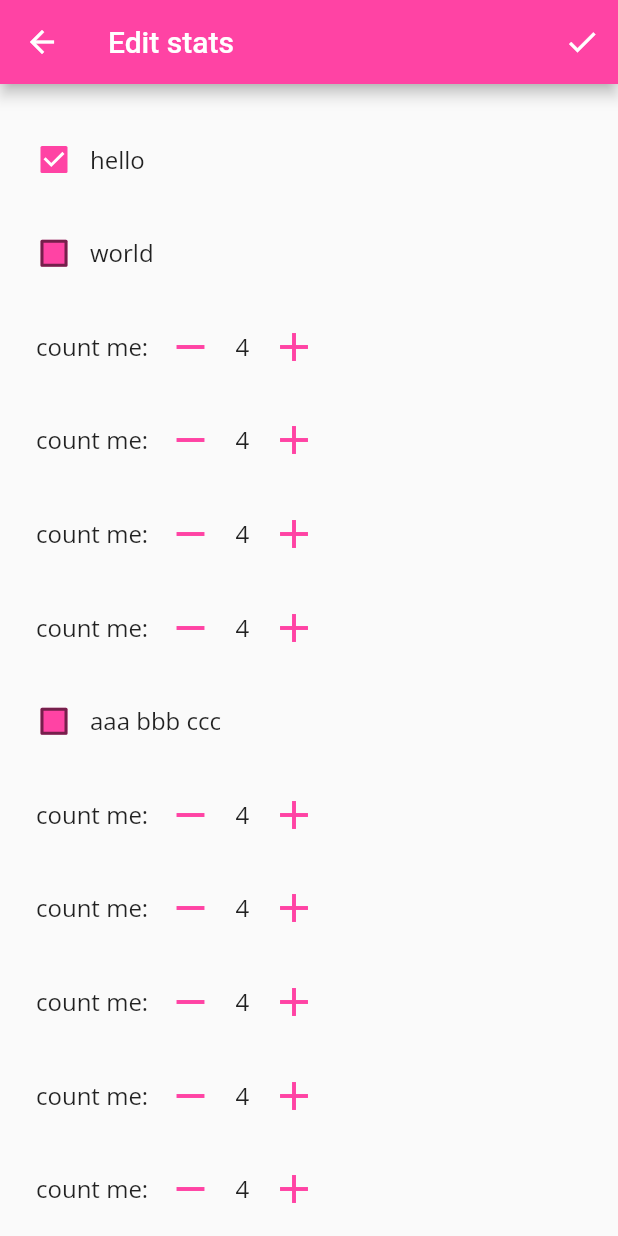
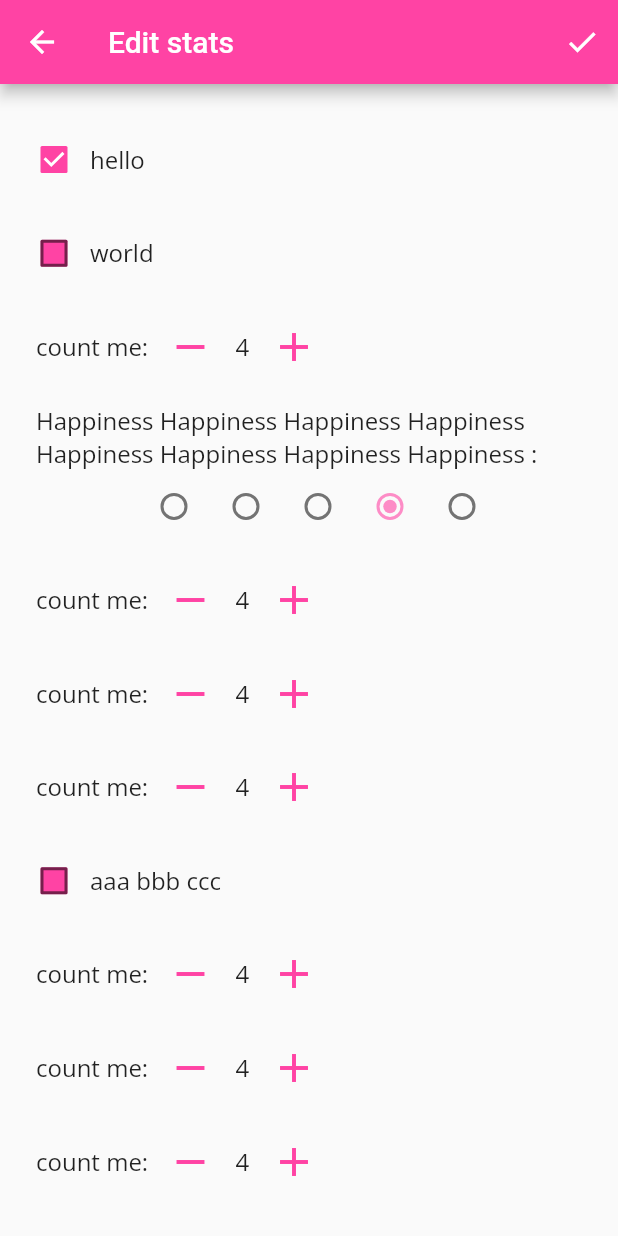
Before and after one commit to artemkv/measureyourlife, a Flutter app: the screen it shows once a user with an empty profile is signed in, after a tap on the "edit" icon, on a phone screen of 412 x 824 dp. Run offline on Flutter 3.47's test engine with Material 2 defaults, Android fonts, the phone set to English and light mode, and no system bars; our stand-ins replace firebase_auth, firebase_core, google_fonts, google_sign_in; accounts and stored records are empty.

Commit message:
evaluation metric

```diff
--- a/lib/commands.dart
+++ b/lib/commands.dart
@@ -117,6 +117,8 @@ class LoadDayStats implements Command {
         "id1": const BooleanMetric("id1", "hello"),
         "id2": const BooleanMetric("id2", "world"),
         "id21": const BooleanMetric("id21", "aaa bbb ccc"),
+        "id400": const EvaluationMetric("id400",
+            "Happiness Happiness Happiness Happiness Happiness Happiness Happiness Happiness "),
         "id3": const CounterMetric("id3", "count me"),
         "id31": const CounterMetric("id31", "count me"),
         "id32": const CounterMetric("id32", "count me"),
@@ -142,6 +144,7 @@ class LoadDayStats implements Command {
         const BooleanMetricValue("id1", true),
         const BooleanMetricValue("id2", false),
         const CounterMetricValue("id3", 4),
+        const EvaluationMetricValue("id400", 4),
         const CounterMetricValue("id31", 4),
         const CounterMetricValue("id32", 4),
         const CounterMetricValue("id33", 4),
--- a/lib/custom_components.dart
+++ b/lib/custom_components.dart
@@ -120,6 +120,22 @@ class _DayStatsEditorState extends State<DayStatsEditor> {
       } else {
         return const Text("unknown metric");
       }
+    } else if (metricValue is EvaluationMetricValue) {
+      if (metric is EvaluationMetric) {
+        return evalAnswer(metric.text, metricValue.val, (value) {
+          setState(() {
+            _metricValues = _metricValues.map((m) {
+              if (m.id == metricValue.id) {
+                return EvaluationMetricValue(m.id, value);
+              } else {
+                return m;
+              }
+            }).toList();
+          });
+        });
+      } else {
+        return const Text("unknown metric");
+      }
     } else {
       return const Text("unknown metric");
     }
@@ -162,3 +178,87 @@ class _DayStatsEditorState extends State<DayStatsEditor> {
     );
   }
 }
+
+class Evaluator extends StatefulWidget {
+  final int value;
+  final void Function(int value) onChanged;
+
+  const Evaluator({super.key, required this.value, required this.onChanged});
+
+  @override
+  State<Evaluator> createState() => _EvaluatorState();
+}
+
+class _EvaluatorState extends State<Evaluator> {
+  int? _val = -1;
+
+  @override
+  void initState() {
+    super.initState();
+    _val = widget.value;
+  }
+
+  @override
+  Widget build(BuildContext context) {
+    return Row(
+      mainAxisAlignment: MainAxisAlignment.center,
+      children: [
+        Radio<int>(
+            value: 1,
+            groupValue: _val,
+            onChanged: (val) {
+              setState(() {
+                _val = val;
+              });
+              if (val != null) {
+                widget.onChanged(val);
+              }
+            }),
+        Radio<int>(
+            value: 2,
+            groupValue: _val,
+            onChanged: (val) {
+              setState(() {
+                _val = val;
+              });
+              if (val != null) {
+                widget.onChanged(val);
+              }
+            }),
+        Radio<int>(
+            value: 3,
+            groupValue: _val,
+            onChanged: (val) {
+              setState(() {
+                _val = val;
+              });
+              if (val != null) {
+                widget.onChanged(val);
+              }
+            }),
+        Radio<int>(
+            value: 4,
+            groupValue: _val,
+            onChanged: (val) {
+              setState(() {
+                _val = val;
+              });
+              if (val != null) {
+                widget.onChanged(val);
+              }
+            }),
+        Radio<int>(
+            value: 5,
+            groupValue: _val,
+            onChanged: (val) {
+              setState(() {
+                _val = val;
+              });
+              if (val != null) {
+                widget.onChanged(val);
+              }
+            }),
+      ],
+    );
+  }
+}
--- a/lib/domain.dart
+++ b/lib/domain.dart
@@ -23,6 +23,13 @@ class CounterMetric extends Metric {
 }
 
 @immutable
+class EvaluationMetric extends Metric {
+  final String t = "v";
+
+  const EvaluationMetric(String id, String text) : super(id, text);
+}
+
+@immutable
 abstract class MetricValue {
   final String id;
 
@@ -31,7 +38,6 @@ abstract class MetricValue {
 
 @immutable
 class BooleanMetricValue extends MetricValue {
-  final String t = "b";
   final bool val;
 
   const BooleanMetricValue(String id, this.val) : super(id);
@@ -39,8 +45,14 @@ class BooleanMetricValue extends MetricValue {
 
 @immutable
 class CounterMetricValue extends MetricValue {
-  final String t = "c";
   final int val;
 
   const CounterMetricValue(String id, this.val) : super(id);
 }
+
+@immutable
+class EvaluationMetricValue extends MetricValue {
+  final int val;
+
+  const EvaluationMetricValue(String id, this.val) : super(id);
+}
--- a/lib/view.dart
+++ b/lib/view.dart
@@ -1,3 +1,5 @@
+import 'dart:ffi';
+
 import 'package:flutter/material.dart';
 import 'package:google_fonts/google_fonts.dart';
 import 'package:measureyourlife/theme.dart';
@@ -342,6 +344,12 @@ Widget toAnswerView(Metric? metric, MetricValue metricValue) {
     } else {
       return const Text("unknown metric");
     }
+  } else if (metricValue is EvaluationMetricValue) {
+    if (metric is EvaluationMetric) {
+      return evalAnswerView(metric.text, metricValue.val);
+    } else {
+      return const Text("unknown metric");
+    }
   } else {
     return const Text("unknown metric");
   }
@@ -465,6 +473,49 @@ Widget countAnswer(String text, int value, void Function(int value) onChanged) {
       ]));
 }
 
+Widget evalAnswerView(String text, int value) {
+  return Padding(
+      padding:
+          const EdgeInsets.only(top: TEXT_PADDING * 1.2, left: TEXT_PADDING),
+      child: Column(crossAxisAlignment: CrossAxisAlignment.start, children: [
+        Text(
+          "$text: ",
+          style: GoogleFonts.openSans(
+              textStyle: const TextStyle(fontSize: TEXT_FONT_SIZE)),
+        ),
+        Padding(
+            padding: const EdgeInsets.only(
+                left: TEXT_PADDING / 2, right: TEXT_PADDING / 2),
+            child: Row(
+              mainAxisAlignment: MainAxisAlignment.center,
+              children: [
+                Radio<int>(value: 1, groupValue: value, onChanged: (val) {}),
+                Radio<int>(value: 2, groupValue: value, onChanged: (val) {}),
+                Radio<int>(value: 3, groupValue: value, onChanged: (val) {}),
+                Radio<int>(value: 4, groupValue: value, onChanged: (val) {}),
+                Radio<int>(value: 5, groupValue: value, onChanged: (val) {}),
+              ],
+            ))
+      ]));
+}
+
+Widget evalAnswer(String text, int value, void Function(int value) onChanged) {
+  return Padding(
+      padding:
+          const EdgeInsets.only(top: TEXT_PADDING * 1.2, left: TEXT_PADDING),
+      child: Column(crossAxisAlignment: CrossAxisAlignment.start, children: [
+        Text(
+          "$text: ",
+          style: GoogleFonts.openSans(
+              textStyle: const TextStyle(fontSize: TEXT_FONT_SIZE)),
+        ),
+        Padding(
+            padding: const EdgeInsets.only(
+                left: TEXT_PADDING / 2, right: TEXT_PADDING / 2),
+            child: Evaluator(value: value, onChanged: onChanged))
+      ]));
+}
+
 Color getColor(Set<MaterialState> states) {
   return wildStrawberry;
 }
```
